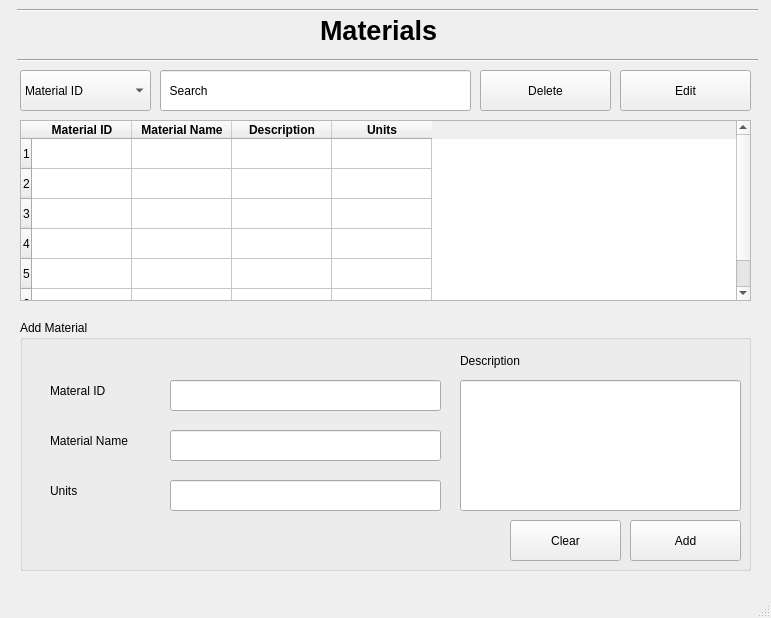
The window that Screens/Materials.ui (basil-ali-khan/Inventory-Management-System) describes before a commit, drawn with Qt 5.
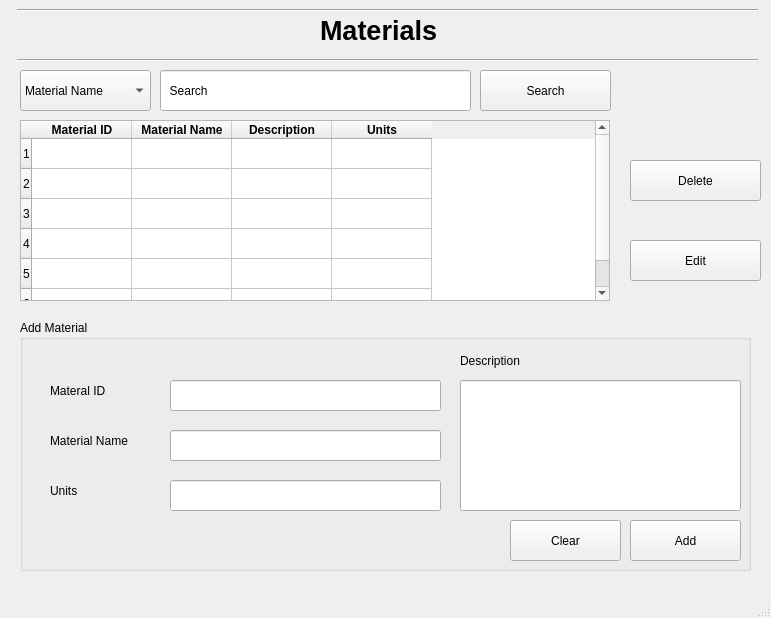
The same window after the commit.

```diff
--- a/Screens/Materials.ui
+++ b/Screens/Materials.ui
@@ -39,7 +39,7 @@
      <rect>
       <x>20</x>
       <y>120</y>
-      <width>731</width>
+      <width>590</width>
       <height>181</height>
      </rect>
     </property>
@@ -127,11 +127,6 @@
       <height>41</height>
      </rect>
     </property>
-    <item>
-     <property name="text">
-      <string>Material ID</string>
-     </property>
-    </item>
     <item>
      <property name="text">
       <string>Material Name</string>
@@ -164,8 +159,8 @@
    <widget class="QPushButton" name="pushButton_4">
     <property name="geometry">
      <rect>
-      <x>620</x>
-      <y>70</y>
+      <x>630</x>
+      <y>240</y>
       <width>131</width>
       <height>41</height>
      </rect>
@@ -332,8 +327,8 @@
    <widget class="QPushButton" name="pushButton_5">
     <property name="geometry">
      <rect>
-      <x>480</x>
-      <y>70</y>
+      <x>630</x>
+      <y>160</y>
       <width>131</width>
       <height>41</height>
      </rect>
@@ -368,6 +363,19 @@
      <enum>Qt::Horizontal</enum>
     </property>
    </widget>
+   <widget class="QPushButton" name="pushButton_6">
+    <property name="geometry">
+     <rect>
+      <x>480</x>
+      <y>70</y>
+      <width>131</width>
+      <height>41</height>
+     </rect>
+    </property>
+    <property name="text">
+     <string>Search</string>
+    </property>
+   </widget>
   </widget>
   <widget class="QMenuBar" name="menubar">
    <property name="geometry">
```
Left out of the diff: 2 changed lines with no effect on the pictures.
